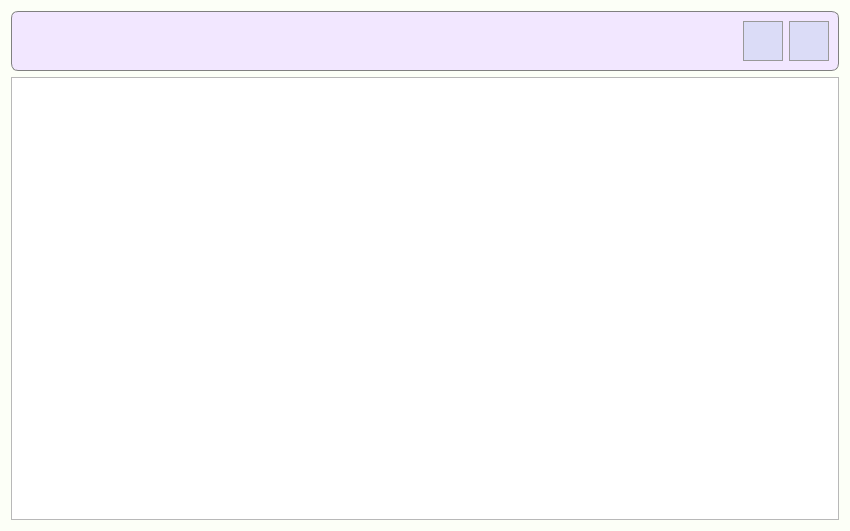
Before: the Qt Designer form ListTasks.ui in FediiBohdan/TechService, drawn with Qt 5.
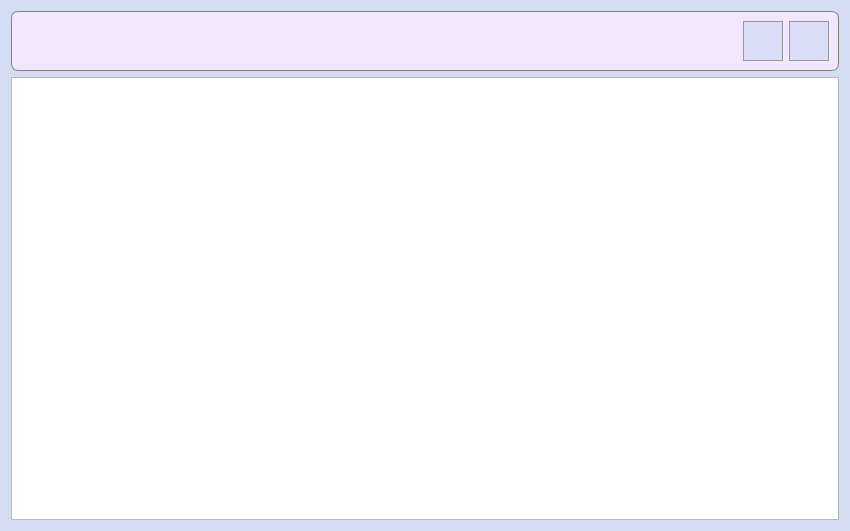
After: the same form once the commit is applied. Icons and pictures are not drawn.

```diff
--- a/ListTasks.ui
+++ b/ListTasks.ui
@@ -15,8 +15,12 @@
   </property>
   <property name="styleSheet">
    <string notr="true">QDialog {
-	background-color: #fcfff7;
+	background-color: #d3dcf3;
 	background-image: url(:/images/backgroundImage.png)
+}
+
+QMessageBox {
+	background-color: white;
 }</string>
   </property>
   <layout class="QGridLayout" name="gridLayout_2">
```
Left out of the diff: 5 changed lines with no effect on the pictures.
